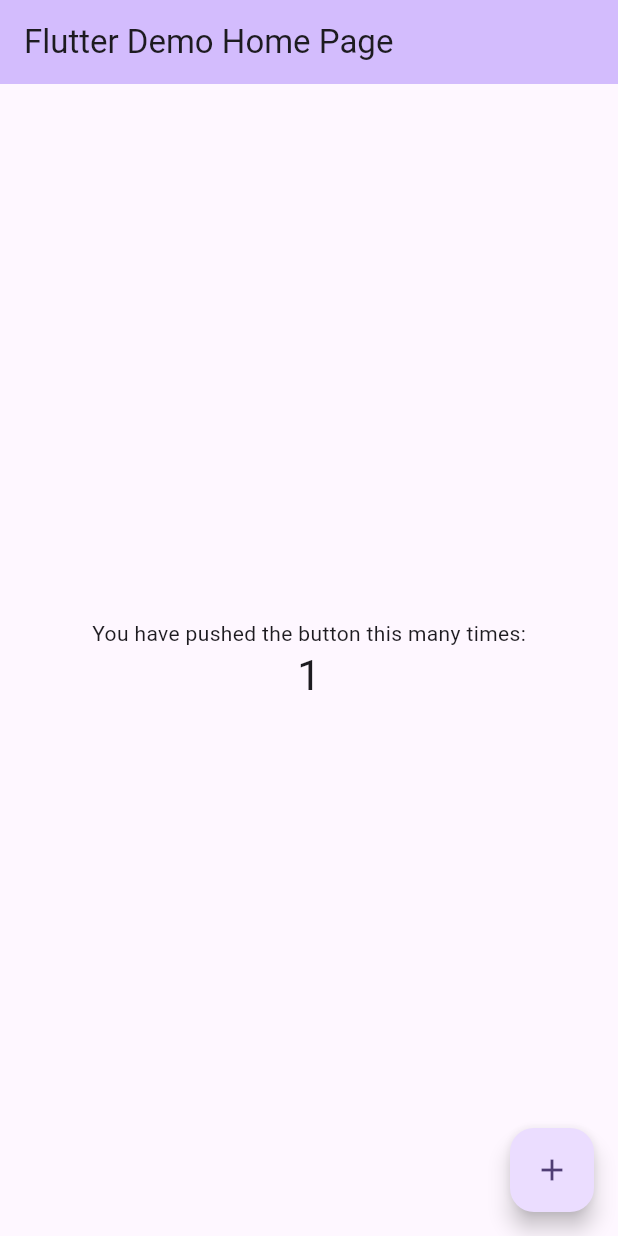
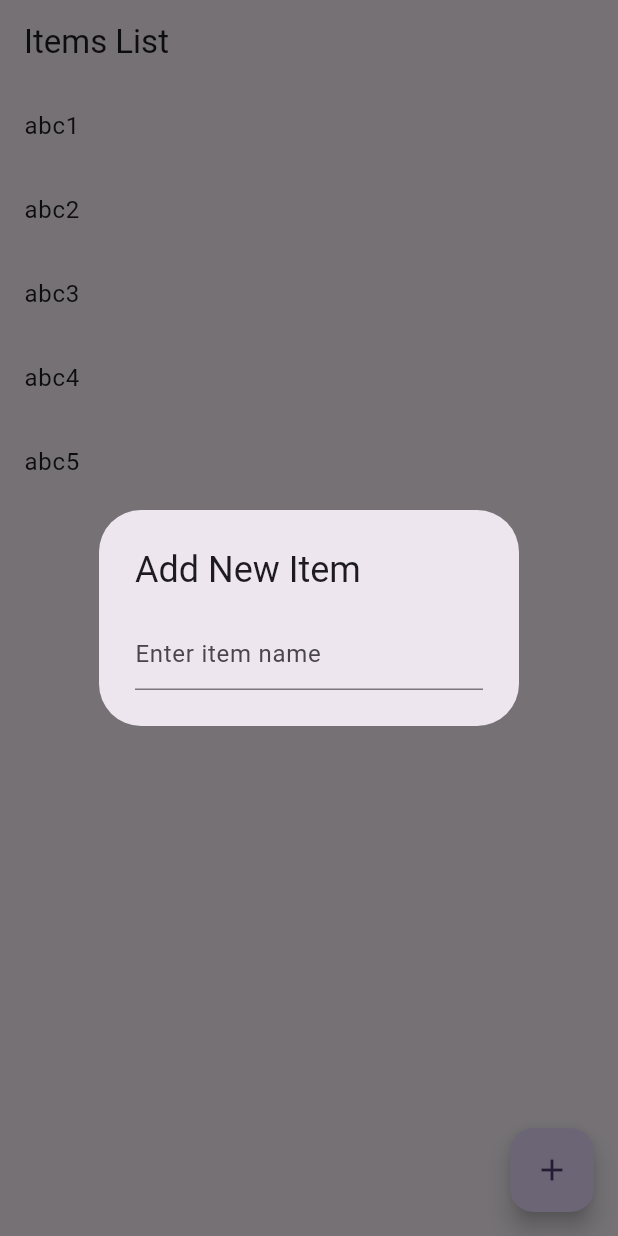
Before and after one commit to robip11/naloga, a Flutter app: the screen it shows after launch, after a tap on the "add" icon, on a phone screen of 412 x 824 dp. Run offline on Flutter 3.47's test engine with Material 3 defaults, Android fonts, the phone set to English and light mode, and no system bars.

Commit message:
Add item to the list

```diff
--- a/lib/main.dart
+++ b/lib/main.dart
@@ -1,18 +1,22 @@
 import 'package:flutter/material.dart';
 
-void main() {
-  runApp(const MyApp());
+void main()
+{
+  runApp(MyApp());
 }
 
-class MyApp extends StatelessWidget {
+class MyApp extends StatelessWidget
+{
   const MyApp({super.key});
 
   // This widget is the root of your application.
   @override
-  Widget build(BuildContext context) {
-    return MaterialApp(
-      title: 'Flutter Demo',
-      theme: ThemeData(
+  Widget build(BuildContext context)
+  {
+      return MaterialApp
+      (
+        title: 'Naloga',
+        theme: ThemeData(
         // This is the theme of your application.
         //
         // TRY THIS: Try running your application with "flutter run". You'll see
@@ -28,17 +32,101 @@
         //
         // This works for code too, not just values: Most code changes can be
         // tested with just a hot reload.
-        colorScheme: ColorScheme.fromSeed(seedColor: Colors.deepPurple),
-        useMaterial3: true,
-      ),
-      home: const MyHomePage(title: 'Flutter Demo Home Page'),
-    );
+          colorScheme: ColorScheme.fromSeed(seedColor: Colors.deepPurple),
+       ),
+
+        home: MyAppScreen(),
+      );
+
   }
 }
 
-class MyHomePage extends StatefulWidget {
-  const MyHomePage({super.key, required this.title});
+class MyAppScreen extends StatefulWidget
+{
+  @override
+  _MyAppState createState() => _MyAppState();
 
+}
+
+class _MyAppState extends State<MyAppScreen>
+{
+  List<String> _itemList =
+  [
+    'abc1',
+    'abc2',
+    'abc3',
+    'abc4',
+    'abc5',
+  ];
+
+  List<String> stored_items = new List.empty(growable: true);
+
+  @override
+  Widget build(BuildContext context)
+  {
+    return Scaffold
+    (
+      appBar: AppBar
+      (
+        title: Text('Items List'),
+      ),
+      body: ListView.builder(
+        itemCount: _itemList.length,
+        itemBuilder: (context, index)
+        {
+          return ListTile
+          (
+            title: Text(_itemList[index]),
+
+          );
+        },
+        ),
+        floatingActionButton: FloatingActionButton
+        (
+          onPressed: ()
+          {
+            _addNewItem(context);
+          },
+          tooltip: 'Add Item',
+          child: Icon(Icons.add),
+        ),
+    );
+  }
+
+  void _addNewItem(BuildContext context)
+  {
+    showDialog
+    (
+      context: context,
+      builder: (BuildContext context)
+      {
+        return AlertDialog
+        (
+          title: Text('Add New Item'),
+          content: TextField(
+            autocorrect: true,
+            onSubmitted: (value)
+            {
+              setState(()
+              {
+                _itemList.add(value);
+              });
+              Navigator.pop(context);
+            },
+            decoration: InputDecoration
+            (
+              hintText: 'Enter item name',
+            ),
+            ),
+        );
+      }
+    );
+  }
+
+}
+
+class MyHomePage extends StatefulWidget
+{
   // This widget is the home page of your application. It is stateful, meaning
   // that it has a State object (defined below) that contains fields that affect
   // how it looks.
@@ -48,17 +136,18 @@
   // used by the build method of the State. Fields in a Widget subclass are
   // always marked "final".
 
-  final String title;
-
   @override
   State<MyHomePage> createState() => _MyHomePageState();
 }
 
-class _MyHomePageState extends State<MyHomePage> {
+class _MyHomePageState extends State<MyHomePage>
+{
   int _counter = 0;
 
-  void _incrementCounter() {
-    setState(() {
+  void _incrementCounter()
+  {
+    setState(()
+    {
       // This call to setState tells the Flutter framework that something has
       // changed in this State, which causes it to rerun the build method below
       // so that the display can reflect the updated values. If we changed
@@ -69,27 +158,34 @@
   }
 
   @override
-  Widget build(BuildContext context) {
+  Widget build(BuildContext context)
+  {
     // This method is rerun every time setState is called, for instance as done
     // by the _incrementCounter method above.
     //
     // The Flutter framework has been optimized to make rerunning build methods
     // fast, so that you can just rebuild anything that needs updating rather
     // than having to individually change instances of widgets.
-    return Scaffold(
-      appBar: AppBar(
+    return Scaffold
+    (
+      appBar: AppBar
+      (
         // TRY THIS: Try changing the color here to a specific color (to
         // Colors.amber, perhaps?) and trigger a hot reload to see the AppBar
         // change color while the other colors stay the same.
         backgroundColor: Theme.of(context).colorScheme.inversePrimary,
         // Here we take the value from the MyHomePage object that was created by
         // the App.build method, and use it to set our appbar title.
-        title: Text(widget.title),
+
+
+        //title: Text(widget.title),
       ),
-      body: Center(
+      body: Center
+      (
         // Center is a layout widget. It takes a single child and positions it
         // in the middle of the parent.
-        child: Column(
+        child: Column
+        (
           // Column is also a layout widget. It takes a list of children and
           // arranges them vertically. By default, it sizes itself to fit its
           // children horizontally, and tries to be as tall as its parent.
@@ -104,18 +200,22 @@
           // action in the IDE, or press "p" in the console), to see the
           // wireframe for each widget.
           mainAxisAlignment: MainAxisAlignment.center,
-          children: <Widget>[
-            const Text(
+          children: <Widget>
+          [
+            const Text
+            (
               'You have pushed the button this many times:',
             ),
-            Text(
+            Text
+            (
               '$_counter',
               style: Theme.of(context).textTheme.headlineMedium,
             ),
           ],
         ),
       ),
-      floatingActionButton: FloatingActionButton(
+      floatingActionButton: FloatingActionButton
+      (
         onPressed: _incrementCounter,
         tooltip: 'Increment',
         child: const Icon(Icons.add),
@@ -123,3 +223,24 @@
     );
   }
 }
+
+// class SelectedPage extends StatelessWidget
+// {
+//   @override
+//   Widget build(BuildContext context)
+//   {
+//     var appState = context;
+//     return ListView
+//     (
+//       children:
+//       [
+//         for (var pair in appState.stored_item)
+//         ListTile
+//         (
+//           title: Text(pair.asLowerCase),
+//         )
+//       ],
+//     );
+//   }
+
+// }
```
